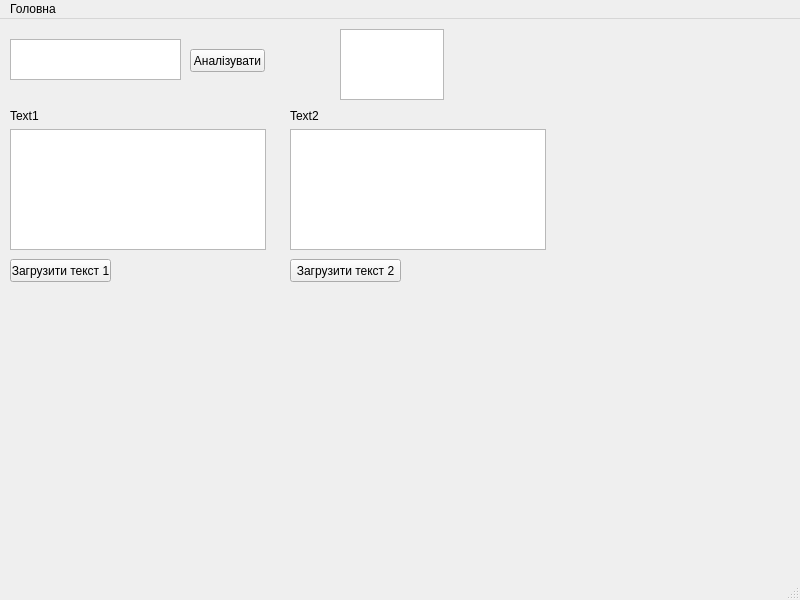
dmmat/dart-chuk, file mainwindow.ui: the form before one commit.
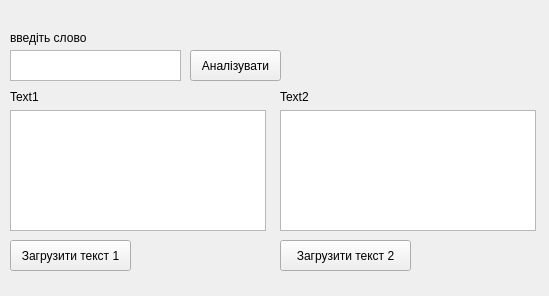
The form after the commit.

Patch:
```diff
--- a/mainwindow.ui
+++ b/mainwindow.ui
@@ -6,8 +6,8 @@
    <rect>
     <x>0</x>
     <y>0</y>
-    <width>800</width>
-    <height>600</height>
+    <width>549</width>
+    <height>296</height>
    </rect>
   </property>
   <property name="windowTitle">
@@ -27,7 +27,7 @@
    <widget class="QTextBrowser" name="textBrowser_2">
     <property name="geometry">
      <rect>
-      <x>290</x>
+      <x>280</x>
       <y>110</y>
       <width>256</width>
       <height>121</height>
@@ -50,7 +50,7 @@
    <widget class="QLabel" name="label_2">
     <property name="geometry">
      <rect>
-      <x>290</x>
+      <x>280</x>
       <y>90</y>
       <width>47</width>
       <height>13</height>
@@ -60,23 +60,13 @@
      <string>Text2</string>
     </property>
    </widget>
-   <widget class="QTextBrowser" name="textBrowser_3">
-    <property name="geometry">
-     <rect>
-      <x>10</x>
-      <y>20</y>
-      <width>171</width>
-      <height>41</height>
-     </rect>
-    </property>
-   </widget>
    <widget class="QPushButton" name="pushButton">
     <property name="geometry">
      <rect>
       <x>190</x>
-      <y>30</y>
-      <width>75</width>
-      <height>23</height>
+      <y>50</y>
+      <width>91</width>
+      <height>31</height>
      </rect>
     </property>
     <property name="text">
@@ -88,8 +78,8 @@
      <rect>
       <x>10</x>
       <y>240</y>
-      <width>101</width>
-      <height>23</height>
+      <width>121</width>
+      <height>31</height>
      </rect>
     </property>
     <property name="text">
@@ -99,44 +89,40 @@
    <widget class="QPushButton" name="pushButton_3">
     <property name="geometry">
      <rect>
-      <x>290</x>
+      <x>280</x>
       <y>240</y>
-      <width>111</width>
-      <height>23</height>
+      <width>131</width>
+      <height>31</height>
      </rect>
     </property>
     <property name="text">
      <string>Загрузити текст 2</string>
     </property>
    </widget>
+   <widget class="QLabel" name="label_3">
+    <property name="geometry">
+     <rect>
+      <x>10</x>
+      <y>30</y>
+      <width>101</width>
+      <height>16</height>
+     </rect>
+    </property>
+    <property name="text">
+     <string>введіть слово</string>
+    </property>
+   </widget>
    <widget class="QTextEdit" name="textEdit">
     <property name="geometry">
      <rect>
-      <x>340</x>
-      <y>10</y>
-      <width>104</width>
-      <height>71</height>
+      <x>10</x>
+      <y>50</y>
+      <width>171</width>
+      <height>31</height>
      </rect>
     </property>
    </widget>
   </widget>
-  <widget class="QMenuBar" name="menubar">
-   <property name="geometry">
-    <rect>
-     <x>0</x>
-     <y>0</y>
-     <width>800</width>
-     <height>21</height>
-    </rect>
-   </property>
-   <widget class="QMenu" name="menu">
-    <property name="title">
-     <string>Головна</string>
-    </property>
-   </widget>
-   <addaction name="menu"/>
-  </widget>
-  <widget class="QStatusBar" name="statusbar"/>
  </widget>
  <resources/>
  <connections/>
```
